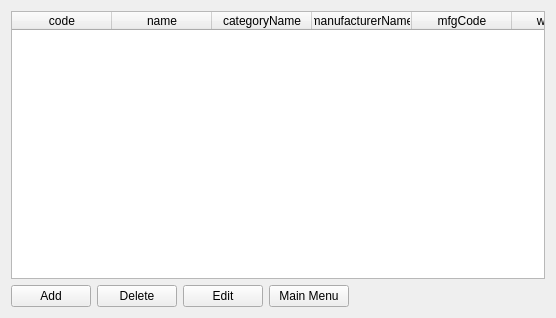
Qt form qt/apps/configurator/forms/components.ui (Wolframe/qtClient) before a commit.
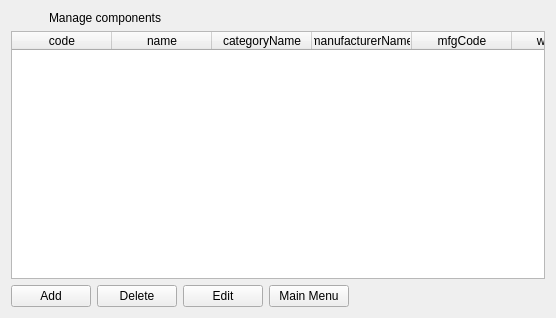
The same form after that commit. Icons and pictures are not drawn.

Patch:
```diff
--- a/qt/apps/configurator/forms/components.ui
+++ b/qt/apps/configurator/forms/components.ui
@@ -101,7 +101,7 @@
      </item>
     </layout>
    </item>
-   <item row="0" column="0">
+   <item row="1" column="0">
     <widget class="QTableWidget" name="component">
      <property name="horizontalScrollBarPolicy">
       <enum>Qt::ScrollBarAlwaysOff</enum>
@@ -181,6 +181,33 @@
      </column>
     </widget>
    </item>
+   <item row="0" column="0">
+    <layout class="QHBoxLayout" name="horizontalLayout_2">
+     <item>
+      <widget class="QLabel" name="label_2">
+       <property name="maximumSize">
+        <size>
+         <width>32</width>
+         <height>32</height>
+        </size>
+       </property>
+       <property name="text">
+        <string/>
+       </property>
+       <property name="pixmap">
+        <pixmap resource="../resources/configurator.qrc">:/images/bricks.png</pixmap>
+       </property>
+      </widget>
+     </item>
+     <item>
+      <widget class="QLabel" name="label">
+       <property name="text">
+        <string>Manage components</string>
+       </property>
+      </widget>
+     </item>
+    </layout>
+   </item>
   </layout>
  </widget>
  <tabstops>
```
Left out of the diff: 6 changed lines with no effect on the pictures.
